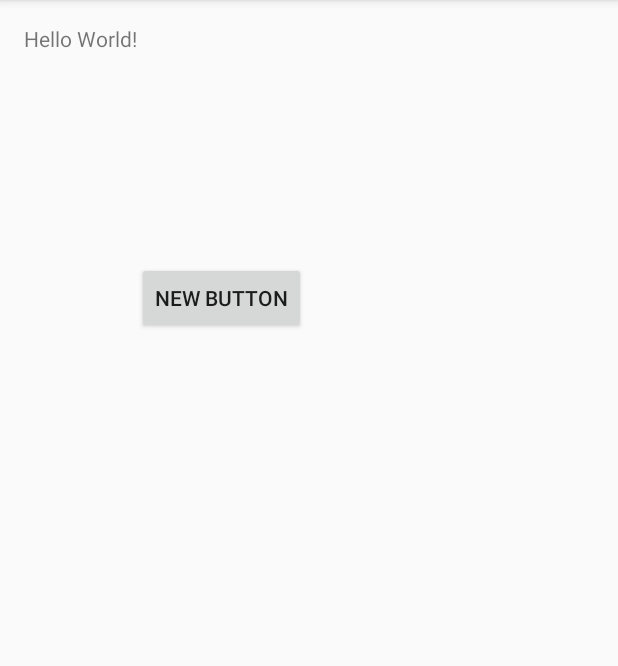
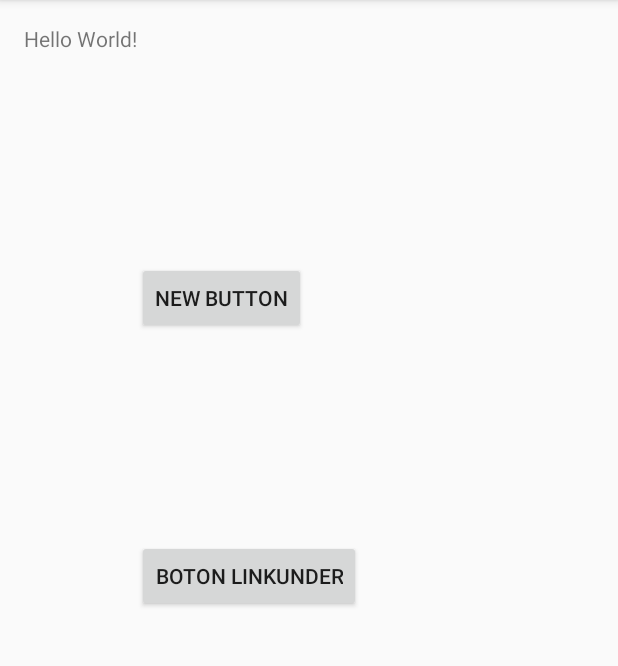
Before and after one commit to pabloSB27/GiftBook, an Android app: the screen it shows after launch (MainActivity), on a phone screen of 412 x 824 dp, the part 84-750 px from its top. Run offline under Robolectric (Android 15) with nearby library versions, the phone set to English and light mode, and no system bars.

Commit message:
Boton linkunder prueba

```diff
--- a/app/src/main/res/layout/activity_main.xml
+++ b/app/src/main/res/layout/activity_main.xml
@@ -27,4 +27,12 @@
         android:layout_below="@+id/textView"
         android:layout_toEndOf="@+id/textView"
         android:layout_marginTop="139dp" />
+
+    <Button
+        android:layout_width="wrap_content"
+        android:layout_height="wrap_content"
+        android:text="Boton Linkunder"
+        android:id="@+id/button2"
+        android:layout_centerVertical="true"
+        android:layout_alignStart="@+id/button" />
 </RelativeLayout>
```
Also changed, not shown: 1 other file.
